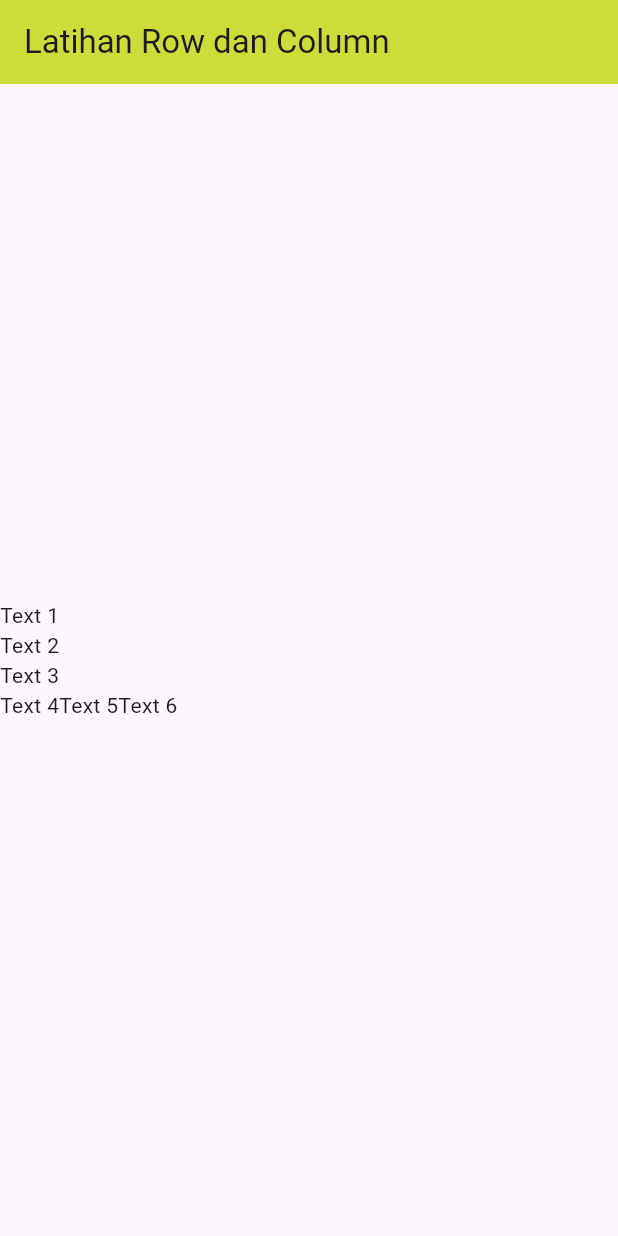
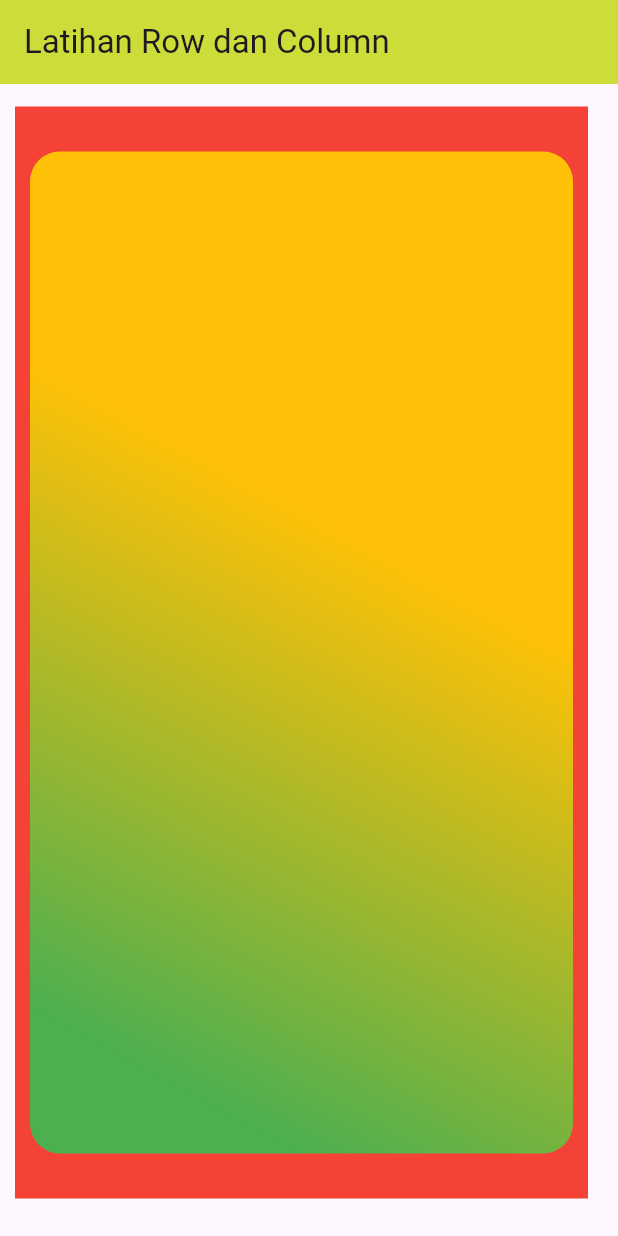
Before and after one commit to yabsiraditya/learn-flutter, a Flutter app: the screen it shows after launch, on a phone screen of 412 x 824 dp. Run offline on Flutter 3.47's test engine with Material 3 defaults, Android fonts, the phone set to English and light mode, and no system bars.

Commit message:
day 2 learn-flutter container widget

```diff
--- a/lib/main.dart
+++ b/lib/main.dart
@@ -11,21 +11,18 @@
           title: Text("Latihan Row dan Column"),
           backgroundColor: Colors.lime,
         ),
-        body: Column(
-          mainAxisAlignment: MainAxisAlignment.center,
-          crossAxisAlignment: CrossAxisAlignment.start,
-          children: <Widget>[
-            Text("Text 1"),
-            Text("Text 2"),
-            Text("Text 3"),
-            Row(
-              children: <Widget>[
-                Text("Text 4"),
-                Text("Text 5"),
-                Text("Text 6")
-              ],
-            )
-          ],
+        body: Container(
+          color: Colors.red,
+          margin: EdgeInsets.fromLTRB(10, 15, 20, 25),
+          padding: EdgeInsets.only(bottom: 20, top: 20),
+          child: Container(
+            margin: EdgeInsets.all(10),
+            decoration: BoxDecoration(
+                borderRadius: BorderRadius.circular(20),
+                gradient: LinearGradient(
+                    begin: Alignment.bottomCenter,
+                    colors: <Color>[Colors.green, Colors.amber])),
+          ),
         ),
       ),
     );
```
